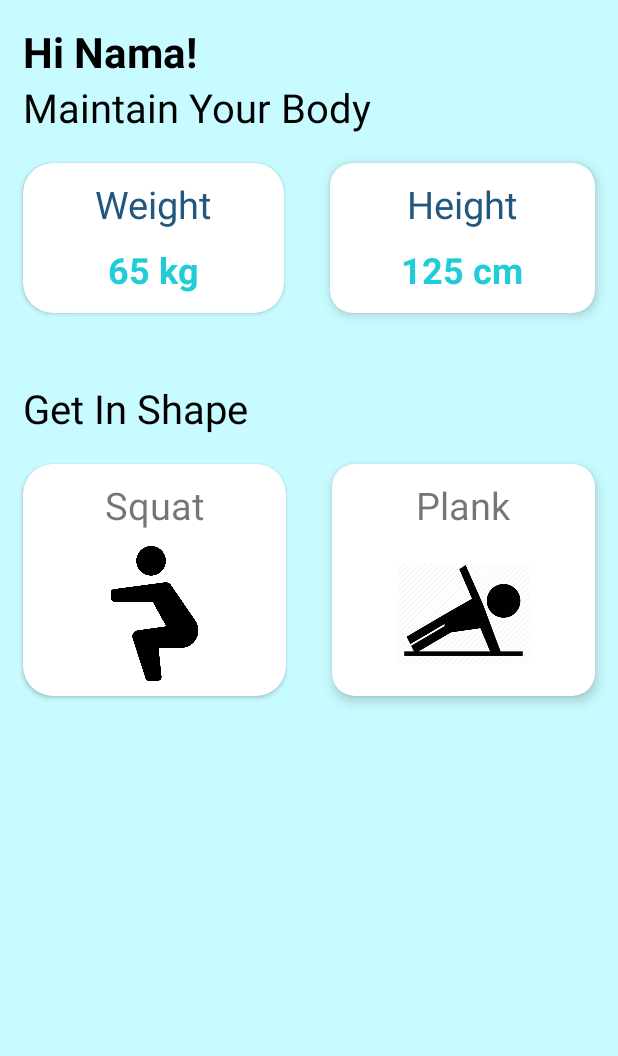
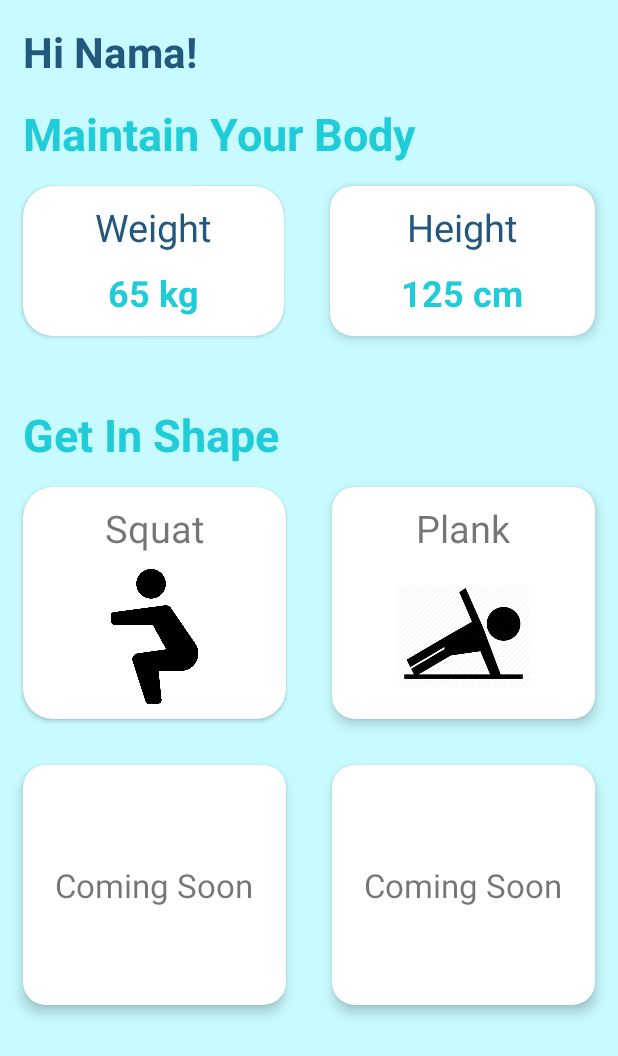
Before and after one commit to angeliawidjaja/ReMeDrink, an Android app: the layout fragment_home.xml on its own in the app's theme, with its tools: preview values and no code run, on a phone screen of 412 x 824 dp. Shown: the top 1056 px of the screen. Run offline under Robolectric (Android 15) with nearby library versions, the phone set to English and light mode, and no system bars.

Commit message:
adj: Add Home Coming Soon

```diff
--- a/app/src/main/java/com/example/remedrink/app/landing/home/HomeFragment.java
+++ b/app/src/main/java/com/example/remedrink/app/landing/home/HomeFragment.java
@@ -47,11 +47,17 @@ public class HomeFragment extends Fragment {
         binding = FragmentHomeBinding.inflate(inflater, container, false);
         View root = binding.getRoot();
 
+        initWelcome();
         setHeightWeight();
         initListener();
 
         return root;
 
+    }
+
+    private void initWelcome() {
+        String welcome = "Hi " + userLoginData.getFullname() + "!";
+        binding.textHome.setText(welcome);
     }
 
     private void setHeightWeight() {
--- a/app/src/main/java/com/example/remedrink/app/landing/profile/EditProfileActivity.java
+++ b/app/src/main/java/com/example/remedrink/app/landing/profile/EditProfileActivity.java
@@ -15,5 +15,11 @@ public class EditProfileActivity extends AppCompatActivity {
         super.onCreate(savedInstanceState);
         binding = ActivityEditProfileBinding.inflate(getLayoutInflater());
         setContentView(binding.getRoot());
+
+        initListener();
+    }
+
+    private void initListener() {
+
     }
 }
--- a/app/src/main/java/com/example/remedrink/app/landing/profile/ProfileFragment.java
+++ b/app/src/main/java/com/example/remedrink/app/landing/profile/ProfileFragment.java
@@ -1,5 +1,7 @@
 package com.example.remedrink.app.landing.profile;
 
+import android.app.AlertDialog;
+import android.content.DialogInterface;
 import android.content.Intent;
 import android.os.Bundle;
 import android.view.LayoutInflater;
@@ -10,6 +12,7 @@ import androidx.annotation.NonNull;
 import androidx.fragment.app.Fragment;
 import androidx.lifecycle.ViewModelProvider;
 
+import com.example.remedrink.app.splash.SplashScreenActivity;
 import com.example.remedrink.databinding.FragmentProfileBinding;
 import com.example.remedrink.datamodel.user.UserLoginData;
 import com.example.remedrink.datamodel.user.UserResponse;
@@ -36,10 +39,26 @@ public class ProfileFragment extends Fragment {
             Intent intent = new Intent(getActivity(), EditProfileActivity.class);
             startActivity(intent);
         });
+        binding.btnLogout.setOnClickListener(v -> {
+            new AlertDialog.Builder(requireContext())
+                    .setTitle("Logout")
+                    .setMessage("Are you sure want to Logout?")
+                    .setPositiveButton("Yes", (dialog, which) -> handleLogout())
+                    .setNegativeButton("No", (dialog, which) -> dialog.dismiss())
+                    .show();
+        });
+    }
+
+    private void handleLogout() {
+        new UserLoginData(requireContext()).deleteUser();
+        Intent intent = new Intent(getActivity(), SplashScreenActivity.class);
+        intent.addFlags(Intent.FLAG_ACTIVITY_CLEAR_TOP);
+        startActivity(intent);
+        getActivity().finish();
     }
 
     private void setData() {
-        userLoginData = new UserLoginData(requireActivity().getApplicationContext()).getUserLoginData();
+        userLoginData = new UserLoginData(requireContext()).getUserLoginData();
         binding.tvUsername.setText(userLoginData.getUsername());
     }
 
--- a/app/src/main/res/layout/fragment_home.xml
+++ b/app/src/main/res/layout/fragment_home.xml
@@ -21,10 +21,9 @@
                 android:id="@+id/text_home"
                 android:layout_width="match_parent"
                 android:layout_height="wrap_content"
-                android:layout_marginHorizontal="15dp"
-                android:layout_marginTop="15dp"
+                android:layout_margin="15dp"
                 android:text="Hi Nama!"
-                android:textColor="@color/black"
+                android:textColor="@color/dark_blue"
                 android:textSize="28sp"
                 android:textStyle="bold" />
 
@@ -38,8 +37,9 @@
                     android:layout_width="match_parent"
                     android:layout_height="wrap_content"
                     android:text="Maintain Your Body"
-                    android:textColor="@color/black"
-                    android:textSize="12pt" />
+                    android:textColor="@color/blue"
+                    android:textStyle="bold"
+                    android:textSize="30sp" />
             </LinearLayout>
 
             <GridLayout
@@ -146,15 +146,16 @@
                     android:layout_width="match_parent"
                     android:layout_height="wrap_content"
                     android:text="Get In Shape"
-                    android:textColor="@color/black"
-                    android:textSize="12pt" />
+                    android:textColor="@color/blue"
+                    android:textStyle="bold"
+                    android:textSize="30sp" />
             </LinearLayout>
 
             <GridLayout
                 android:layout_width="match_parent"
                 android:layout_height="wrap_content"
                 android:columnCount="2"
-                android:rowCount="1">
+                android:rowCount="2">
 
                 <androidx.cardview.widget.CardView
                     android:id="@+id/btn_squat"
@@ -227,6 +228,62 @@
 
                 </androidx.cardview.widget.CardView>
 
+                <androidx.cardview.widget.CardView
+                    android:layout_width="50dp"
+                    android:layout_height="160dp"
+                    android:layout_row="1"
+                    android:layout_rowWeight="1"
+                    android:layout_column="0"
+                    android:layout_columnWeight="1"
+                    android:layout_gravity="fill"
+                    android:layout_margin="15dp"
+                    app:cardCornerRadius="15dp"
+                    app:cardElevation="5dp">
+
+                    <LinearLayout
+                        android:layout_width="wrap_content"
+                        android:layout_height="wrap_content"
+                        android:layout_gravity="center"
+                        android:gravity="center"
+                        android:orientation="vertical">
+
+                        <TextView
+                            android:layout_width="match_parent"
+                            android:layout_height="match_parent"
+                            android:text="Coming Soon"
+                            android:textSize="22sp" />
+                    </LinearLayout>
+
+                </androidx.cardview.widget.CardView>
+
+                <androidx.cardview.widget.CardView
+                    android:layout_width="50dp"
+                    android:layout_height="160dp"
+                    android:layout_row="1"
+                    android:layout_rowWeight="1"
+                    android:layout_column="1"
+                    android:layout_columnWeight="1"
+                    android:layout_gravity="fill"
+                    android:layout_margin="15dp"
+                    app:cardCornerRadius="15dp"
+                    app:cardElevation="5dp">
+
+                    <LinearLayout
+                        android:layout_width="wrap_content"
+                        android:layout_height="wrap_content"
+                        android:layout_gravity="center"
+                        android:gravity="center"
+                        android:orientation="vertical">
+
+                        <TextView
+                            android:layout_width="match_parent"
+                            android:layout_height="match_parent"
+                            android:text="Coming Soon"
+                            android:textSize="22sp" />
+                    </LinearLayout>
+
+                </androidx.cardview.widget.CardView>
+
             </GridLayout>
 
         </LinearLayout>
```
